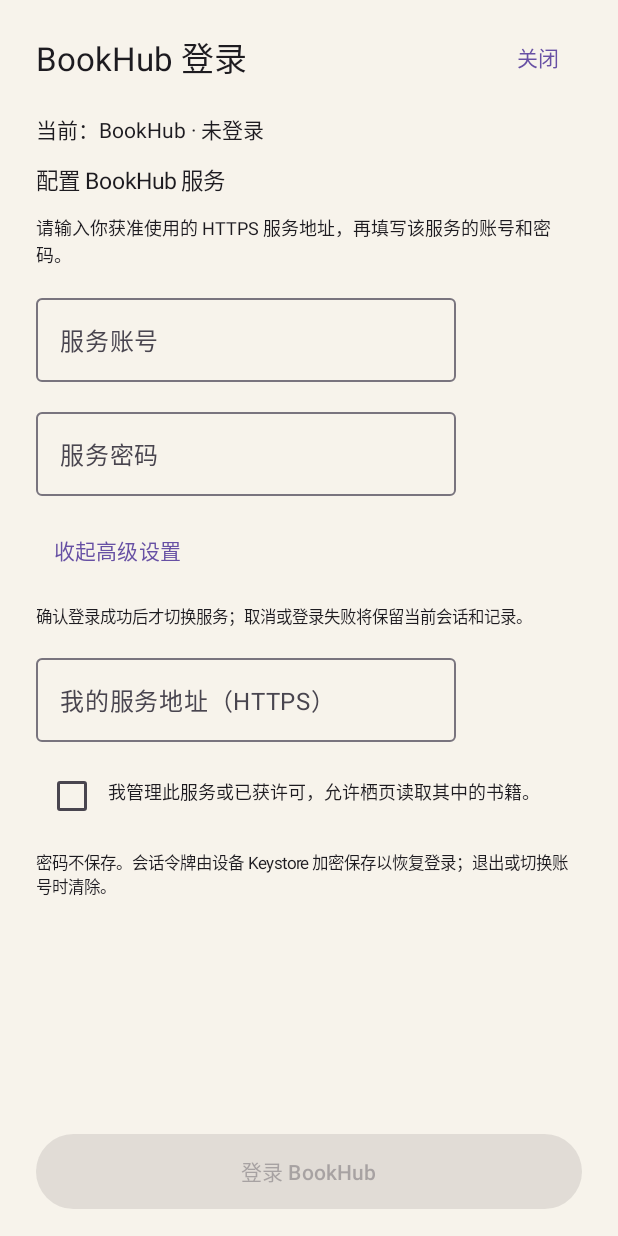
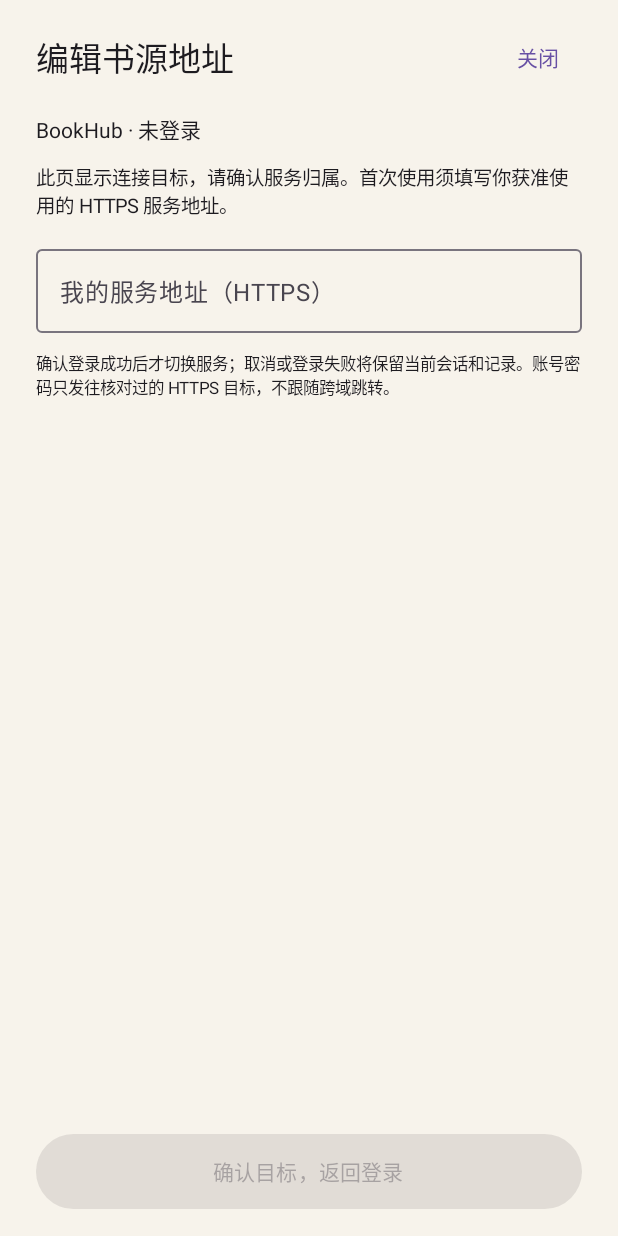
Before and after one commit to DocDrs/leafreader, an Android app built with Jetpack Compose: the composable SourceConnectionDialog called with empty values, on a phone screen of 412 x 824 dp. Run offline under Robolectric (Android 15) with nearby library versions, the phone set to English and light mode, and no system bars; pictures from the network do not load.

Commit message:
Require explicit HTTPS source configuration and hide routine addresses

```diff
--- a/app/build.gradle.kts
+++ b/app/build.gradle.kts
@@ -13,8 +13,8 @@ android {
         applicationId = "app.leafreader"
         minSdk = 26
         targetSdk = 35
-        versionCode = 106
-        versionName = "1.0.6"
+        versionCode = 107
+        versionName = "1.0.7"
         testInstrumentationRunner = "androidx.test.runner.AndroidJUnitRunner"
     }
     buildTypes { getByName("release") { isDebuggable = false } }
--- a/app/src/main/java/app/leafreader/MainActivity.kt
+++ b/app/src/main/java/app/leafreader/MainActivity.kt
@@ -176,7 +176,7 @@ fun ReaderApp(vm: ReaderViewModel, bars: (Boolean, Boolean) -> Unit = { _, _ ->
     }
     if (sheet == "settings") ModalBottomSheet(onDismissRequest = { sheet = null }, containerColor = Cream) { ReaderControls(state.settings, vm::settings) }
     if(hiddenCleaner && offlineEnabled)HiddenCopyCleaner(state,vm,{hiddenCleaner=false}) { hiddenClearTarget=it }
-    if (sourceInfo) SourceConnectionDialog(state, vm.ownOrigin(), { vm.cancelConnection(); sourceInfo = false }, vm::connect, vm::signOut, vm::clearRemoteForServerSelection)
+    if (sourceInfo) SourceConnectionDialog(state, vm.ownOrigin(), { vm.cancelConnection(); sourceInfo = false }, vm::connect, vm::signOut)
     allBooks.firstOrNull { it.key == shelfActionId }?.let { book ->
         ShelfBookActions(book,state,vm,
             dismiss = { shelfActionId = null },
--- a/app/src/main/java/app/leafreader/ReaderViewModel.kt
+++ b/app/src/main/java/app/leafreader/ReaderViewModel.kt
@@ -121,7 +121,7 @@ class ReaderViewModel @JvmOverloads constructor(application: Application,
         }
         offlineRuntime?.activate(next)
         serverPrefs.edit().putString("origin", next.origin.value).apply()
-        state.value = ReaderState(settings = state.value.settings, remote = true, sourceLabel = "BookHub · ${next.origin.uri.host}",
+        state.value = ReaderState(settings = state.value.settings, remote = true, sourceLabel = "BookHub · 已连接",
             topTab = tab, shelfBooks = combinedShelf(),localShelfWarning=shelfIndex.warning, connectionRevision = state.value.connectionRevision + 1,automaticWifi=offlineRuntime?.automaticWifi()?:true,offline=offlineRuntime?.connection?.online==false)
         if (persist) next.snapshot()?.let { next.onSessionChanged?.invoke(it) }
         if(persist || combinedShelf().isEmpty())loadShelf() else state.update{it.copy(shelfLoading=false)}
--- a/app/src/main/java/app/leafreader/SourceConnectionDialog.kt
+++ b/app/src/main/java/app/leafreader/SourceConnectionDialog.kt
@@ -21,67 +21,70 @@ import app.leafreader.data.*
 @Composable
 fun SourceConnectionDialog(state: ReaderState, ownOrigin: String, dismiss: () -> Unit,
                            connect: (String, String, String) -> Unit, signOut: () -> Unit,
-                           targetChanged: () -> Unit = {},
-                           builtIn: ConfirmedBookHubEntry? = BuiltInBookHub.confirmedEntry) {
-    val initial = remember { InitialBookHubTarget.migrate(ownOrigin, builtIn) }
-    var customOrigin by remember { mutableStateOf(initial.customOrigin) }
-    var useCustom by remember { mutableStateOf(initial.useCustom || builtIn == null) }
-    var advanced by remember { mutableStateOf(initial.useCustom || builtIn == null) }
-    // Credentials are intentionally not rememberSaveable and never stored by the app.
+                           ) {
+    var selected by remember { mutableStateOf(ownOrigin) }
+    var editing by remember { mutableStateOf(ownOrigin.isBlank()) }
+    var draft by remember { mutableStateOf(ownOrigin) }
+    var reviewed by remember { mutableStateOf<String?>(null) }
     var username by remember { mutableStateOf("") }
     var password by remember { mutableStateOf("") }
     var authorized by remember { mutableStateOf(false) }
-    val selected = if (useCustom) customOrigin else builtIn?.origin?.value.orEmpty()
-    val parsed = runCatching { ServiceOrigin(selected) }.getOrNull()
-    val domain = parsed?.uri?.let { it.host + if (it.port == -1) "" else ":${it.port}" }
-    val canConnect = parsed != null && parsed.uri.scheme == "https" && (!useCustom || authorized)
-    Dialog(onDismissRequest = dismiss, properties = DialogProperties(usePlatformDefaultWidth = false)) {
+    fun target(value: String) = runCatching { ServiceOrigin(value) }.getOrNull()?.takeIf { it.uri.scheme == "https" }
+    val draftTarget = target(draft)
+    val selectedTarget = target(selected)
+    val canConnect = selectedTarget != null && reviewed == selectedTarget.value && authorized
+    Dialog(onDismissRequest = { password = ""; dismiss() }, properties = DialogProperties(usePlatformDefaultWidth = false)) {
         Surface(Modifier.fillMaxSize(), color = Color(0xFFF7F3EB)) {
             Column(Modifier.fillMaxSize().safeDrawingPadding().padding(horizontal = 24.dp)) {
                 Row(Modifier.fillMaxWidth().padding(vertical = 14.dp), verticalAlignment = Alignment.CenterVertically) {
-                    Text("BookHub 登录", fontSize = 22.sp, modifier = Modifier.weight(1f))
+                    Text(if (editing) "编辑书源地址" else "BookHub 登录", fontSize = 22.sp, modifier = Modifier.weight(1f))
                     TextButton(onClick = { password = ""; dismiss() }) { Text("关闭") }
                 }
                 Column(Modifier.weight(1f).verticalScroll(rememberScrollState()), verticalArrangement = Arrangement.spacedBy(12.dp)) {
-                    Text("当前：${state.sourceLabel}", fontSize = 14.sp)
-                    state.retentionNote?.let{Text(it,fontSize=12.sp)}
-                    if (domain != null) {
-                        Text(if (useCustom) "目标：已配置服务" else "目标：${builtIn!!.provider}", fontSize = 15.sp)
-                        Text(domain, fontSize = 13.sp)
-                        Text("账号密码只发往此 HTTPS 服务器，不跟随跨域跳转。", fontSize = 11.sp)
+                    Text(when {
+                        state.sourceLabel.contains("重新登录") -> "BookHub · 会话需重新登录"
+                        state.remote -> "BookHub · 已连接"
+                        else -> "BookHub · 未登录"
+                    }, fontSize = 14.sp)
+                    state.retentionNote?.let { Text(it, fontSize = 12.sp) }
+                    if (editing) {
+                        Text("此页显示连接目标，请确认服务归属。首次使用须填写你获准使用的 HTTPS 服务地址。", fontSize = 13.sp)
+                        OutlinedTextField(value = draft, onValueChange = {
+                            draft = it; password = ""; authorized = false; reviewed = null
+                        }, singleLine = true, label = { Text("我的服务地址（HTTPS）") },
+                            modifier = Modifier.fillMaxWidth().testTag("source-address-editor"),
+                            keyboardOptions = KeyboardOptions(keyboardType = KeyboardType.Uri), enabled = !state.connecting)
+                        Text("确认登录成功后才切换服务；取消或登录失败将保留当前会话和记录。账号密码只发往核对过的 HTTPS 目标，不跟随跨域跳转。", fontSize = 11.sp)
+                        if (selected.isNotBlank()) TextButton(onClick = {
+                            editing = false; draft = selected; reviewed = null; password = ""; authorized = false
+                        }) { Text("取消编辑，返回登录") }
                     } else {
-                        Text("配置 BookHub 服务", fontSize = 15.sp)
-                        Text("请输入你获准使用的 HTTPS 服务地址，再填写该服务的账号和密码。", fontSize = 12.sp)
-                    }
+                        Text(if (selected.isBlank()) "尚未配置书源" else "目标书源已配置 · 地址已隐藏", fontSize = 14.sp)
+                        TextButton(onClick = {
+                            editing = true; draft = selected; reviewed = null; password = ""; authorized = false
+                        }, modifier = Modifier.testTag("edit-source-address"), enabled = !state.connecting) { Text("编辑书源地址") }
+                        if (reviewed == null) Text("登录前请进入编辑页核对目标；已有会话不受影响。", fontSize = 12.sp)
                     OutlinedTextField(value = username, onValueChange = { username = it }, singleLine = true,
                         label = { Text("服务账号") }, enabled = !state.connecting)
                     OutlinedTextField(value = password, onValueChange = { password = it }, singleLine = true,
                         label = { Text("服务密码") }, visualTransformation = PasswordVisualTransformation(),
                         keyboardOptions = KeyboardOptions(keyboardType = KeyboardType.Password), enabled = !state.connecting)
-                    TextButton(onClick = { advanced = !advanced }, enabled = !state.connecting) {
-                        Text(if (advanced) "收起高级设置" else "高级设置")
-                    }
-                    if (advanced) {
-                        Text("确认登录成功后才切换服务；取消或登录失败将保留当前会话和记录。", fontSize = 11.sp)
-                        OutlinedTextField(value = customOrigin, onValueChange = {
-                            customOrigin = it; useCustom = true; password = ""; authorized = false
-                        }, singleLine = true, label = { Text("我的服务地址（HTTPS）") },
-                            keyboardOptions = KeyboardOptions(keyboardType = KeyboardType.Uri), enabled = !state.connecting)
-                        if (builtIn != null && useCustom) TextButton(onClick = {
-                            useCustom = false; password = ""; authorized = false
-                        }, enabled = !state.connecting) { Text("使用内置 BookHub") }
-                    }
-                    if (useCustom) Row {
-                        Checkbox(checked = authorized, onCheckedChange = { authorized = it }, enabled = !state.connecting)
-                        Text("我管理此服务或已获许可，允许栖页读取其中的书籍。", fontSize = 12.sp, modifier = Modifier.padding(top = 12.dp))
+                    Row {
+                        Checkbox(checked = authorized, onCheckedChange = { authorized = it }, enabled = reviewed != null && !state.connecting)
+                        Text("我已核对目标，并管理此服务或已获书籍读取许可。", fontSize = 12.sp, modifier = Modifier.padding(top = 12.dp))
                     }
                     Text("密码不保存。会话令牌由设备 Keystore 加密保存以恢复登录；退出或切换账号时清除。", fontSize = 11.sp)
                     if (state.remote) OutlinedButton(onClick = { password = ""; signOut() }, enabled = !state.connecting) { Text("退出 BookHub，保留本机记录") }
                     if (state.connectionError != null) Text(state.connectionError, color = MaterialTheme.colorScheme.error, fontSize = 12.sp)
+                    }
                     if (state.connecting) LinearProgressIndicator(Modifier.fillMaxWidth())
                     Spacer(Modifier.height(20.dp))
                 }
-                Button(onClick = { connect(selected, username, password); password = "" },
+                if (editing) Button(onClick = {
+                    selected = draft.trim(); reviewed = draftTarget?.value; password = ""; authorized = false; editing = false
+                }, modifier = Modifier.fillMaxWidth().padding(vertical = 18.dp).height(50.dp).testTag("confirm-source-target"),
+                    enabled = draftTarget != null && !state.connecting) { Text("确认目标，返回登录") }
+                else Button(onClick = { connect(selected, username, password); password = "" },
                     modifier = Modifier.fillMaxWidth().padding(vertical = 18.dp).height(50.dp).testTag("bookhub-login-submit"),
                     enabled = canConnect && username.isNotBlank() && password.isNotEmpty() && !state.connecting) { Text("登录 BookHub") }
             }
--- a/app/src/main/java/app/leafreader/data/BookHubLoginPolicy.kt
+++ b/app/src/main/java/app/leafreader/data/BookHubLoginPolicy.kt
@@ -7,29 +7,7 @@ import kotlin.coroutines.coroutineContext
 import java.io.IOException
 import javax.net.ssl.HttpsURLConnection
 
-/** An explicitly supplied HTTPS target; the public distribution does not provide a default. */
-data class ConfirmedBookHubEntry(val origin: ServiceOrigin, val provider: String, val evidence: String) {
-    init {
-        require(origin.uri.scheme == "https")
-        require(provider.isNotBlank() && evidence.isNotBlank())
-    }
-}
-
-object BuiltInBookHub {
-    // Configure your authorized HTTPS origin in Settings. No shared endpoint is published.
-    val confirmedEntry: ConfirmedBookHubEntry? = null
-}
-
-data class InitialBookHubTarget(val useCustom: Boolean, val customOrigin: String) {
-    companion object {
-        fun migrate(savedOrigin: String, confirmed: ConfirmedBookHubEntry?): InitialBookHubTarget {
-            val canonical = runCatching { ServiceOrigin(savedOrigin).value }.getOrNull()
-            val matchesDefault = canonical != null && canonical == confirmed?.origin?.value
-            return InitialBookHubTarget(savedOrigin.isNotBlank() && !matchesDefault, savedOrigin)
-        }
-    }
-}
-
+/** Service targets come only from explicit local configuration or an existing saved session. */
 fun interface LoginOriginVerifier { suspend fun verify(origin: ServiceOrigin) }
 
 /** No credentials, cookies or redirect following; standard certificate-chain and hostname validation. */
```
Also changed, not shown: 7 other files.
